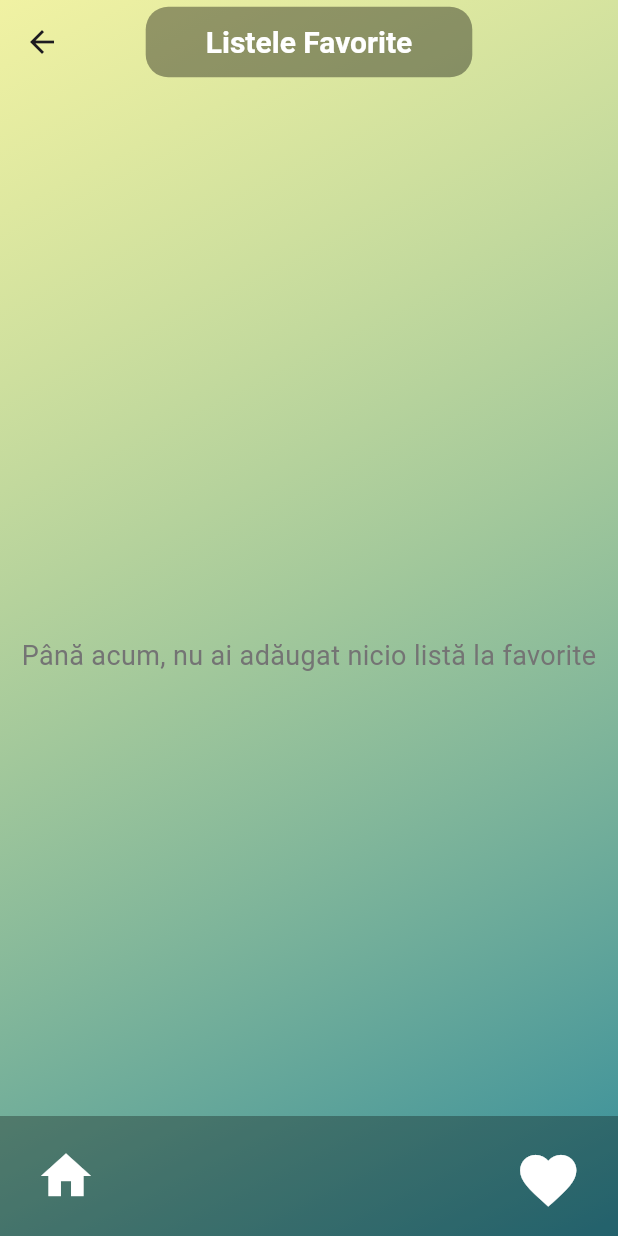
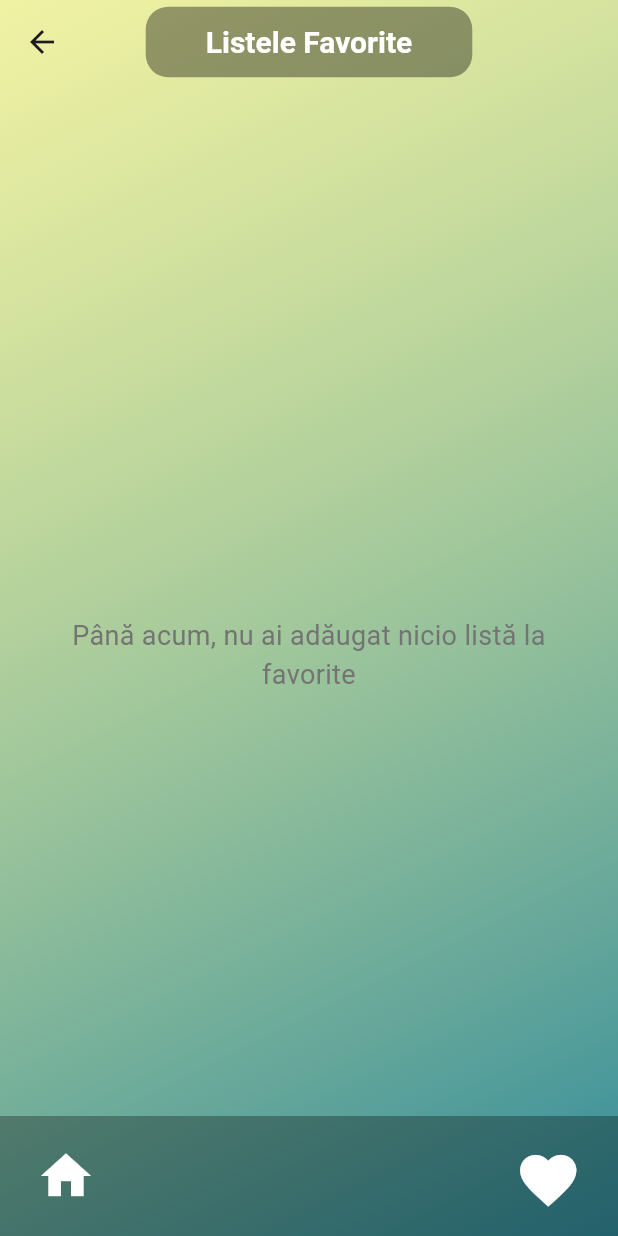
Before and after one commit to wwwrt/ShoppingList, a Flutter app: the screen it shows after launch, after a tap on the "favorite" icon, on a phone screen of 412 x 824 dp. Run offline on Flutter 3.47's test engine with Material 3 defaults, Android fonts, the phone set to English and light mode, and no system bars; our stand-ins replace flutter_colorpicker.

Commit message:
paddings la continut

```diff
--- a/lib/screens/favourite_list.dart
+++ b/lib/screens/favourite_list.dart
@@ -83,12 +83,15 @@ class _FavouriteListState extends State<FavouriteList> {
     if (widget.favouriteLists.isEmpty) {
       // dacă lista de favorite este goala
       return Center(
+        child: Padding(
+          padding: EdgeInsets.only(left: 30, right: 30),
           child: Text(
             "Până acum, nu ai adăugat nicio listă la favorite",
             textAlign: TextAlign.center,
             style: TextStyle(
               fontSize: 18,
               color: Color.fromARGB(255, 116, 116, 116),
+            ),
           ),
         ),
       );
```
Lines whose indentation alone changed are shown as unchanged.
